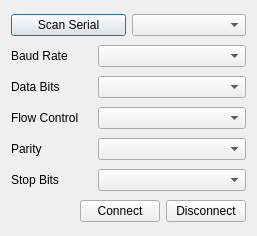
The window that GPS_resender/outserial.ui (DamianPodrazaCode/GPS_resender) describes before a commit, drawn with Qt 5.
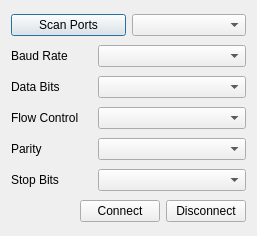
The same window after the commit.

What changed in the file:
```diff
--- a/GPS_resender/outserial.ui
+++ b/GPS_resender/outserial.ui
@@ -19,7 +19,7 @@
      <item>
       <widget class="QPushButton" name="pushButton">
        <property name="text">
-        <string>Scan Serial</string>
+        <string>Scan Ports</string>
        </property>
       </widget>
      </item>
```
Left out of the diff: 18 changed lines with no effect on the pictures.
